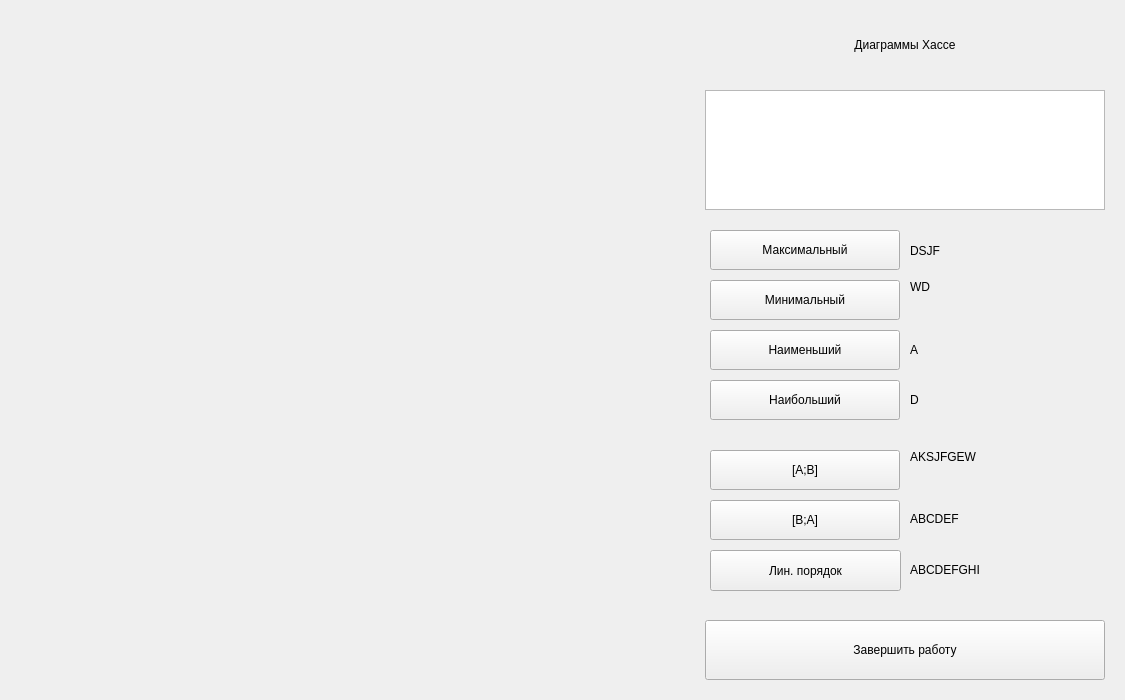
Old version of the form ui/MainWindow.ui in the repository den4ik2975/courseWork.
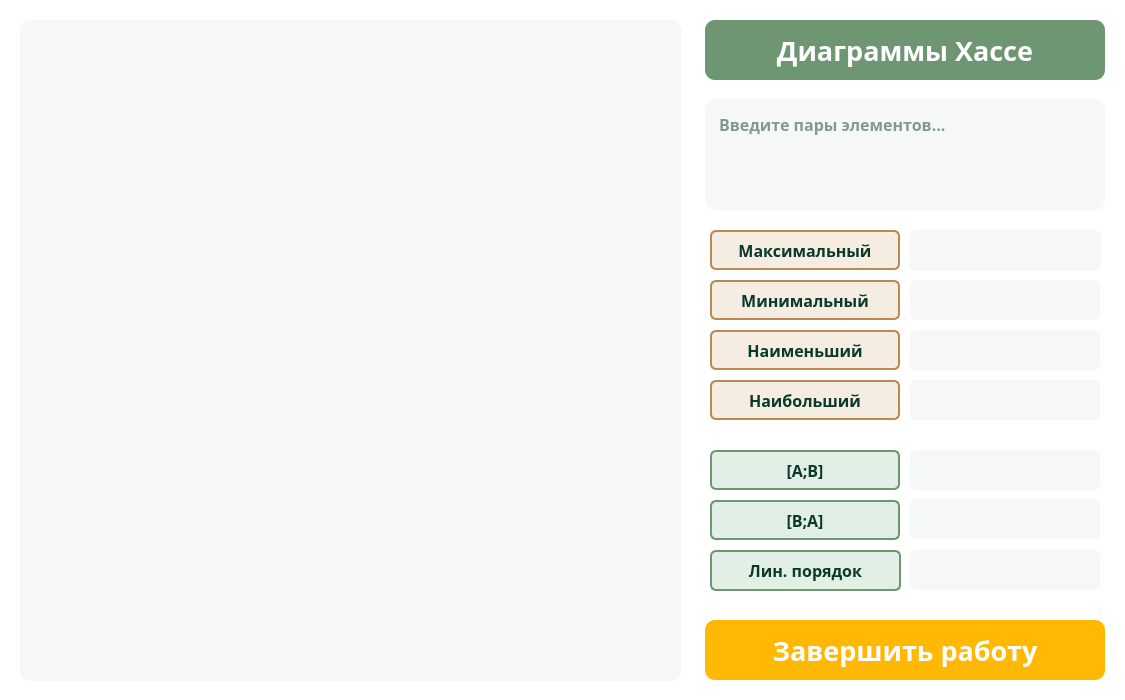
New version of the form.

Patch:
```diff
--- a/ui/MainWindow.ui
+++ b/ui/MainWindow.ui
@@ -10,9 +10,21 @@
     <height>700</height>
    </rect>
   </property>
+  <property name="font">
+   <font>
+    <family>Century Gothic</family>
+    <weight>75</weight>
+    <bold>true</bold>
+   </font>
+  </property>
   <property name="windowTitle">
    <string>MainWindow</string>
   </property>
+  <property name="styleSheet">
+   <string notr="true">background-color: white;
+color: white;
+</string>
+  </property>
   <widget class="QWidget" name="centralwidget">
    <widget class="QLabel" name="label">
     <property name="geometry">
@@ -26,11 +38,15 @@
     <property name="autoFillBackground">
      <bool>false</bool>
     </property>
+    <property name="styleSheet">
+     <string notr="true">background-color: #f6f8f7;
+border-radius: 10px;</string>
+    </property>
     <property name="text">
      <string/>
     </property>
    </widget>
-   <widget class="QPushButton" name="pushButton">
+   <widget class="QPushButton" name="maxesButton">
     <property name="geometry">
      <rect>
       <x>710</x>
@@ -39,11 +55,32 @@
       <height>40</height>
      </rect>
     </property>
+    <property name="font">
+     <font>
+      <family>Century Gothic</family>
+      <pointsize>12</pointsize>
+      <weight>75</weight>
+      <bold>true</bold>
+     </font>
+    </property>
+    <property name="styleSheet">
+     <string notr="true">QPushButton {
+	background-color: #F5ECE2;
+	color: #0b392c;
+	border-radius: 6px;
+	border: 2px solid #bb8a52;
+}
+
+QPushButton:hover {
+	background-color: #bb8a52;
+	color: white;
+}</string>
+    </property>
     <property name="text">
      <string>Максимальный</string>
     </property>
    </widget>
-   <widget class="QPushButton" name="pushButton_2">
+   <widget class="QPushButton" name="minsButton">
     <property name="geometry">
      <rect>
       <x>710</x>
@@ -52,11 +89,32 @@
       <height>40</height>
      </rect>
     </property>
+    <property name="font">
+     <font>
+      <family>Century Gothic</family>
+      <pointsize>12</pointsize>
+      <weight>75</weight>
+      <bold>true</bold>
+     </font>
+    </property>
+    <property name="styleSheet">
+     <string notr="true">QPushButton {
+	background-color: #F5ECE2;
+	color: #0b392c;
+	border-radius: 6px;
+	border: 2px solid #bb8a52;
+}
+
+QPushButton:hover {
+	background-color: #bb8a52;
+	color: white;
+}</string>
+    </property>
     <property name="text">
      <string>Минимальный</string>
     </property>
    </widget>
-   <widget class="QPushButton" name="pushButton_3">
+   <widget class="QPushButton" name="largestButton">
     <property name="geometry">
      <rect>
       <x>710</x>
@@ -65,11 +123,32 @@
       <height>40</height>
      </rect>
     </property>
+    <property name="font">
+     <font>
+      <family>Century Gothic</family>
+      <pointsize>12</pointsize>
+      <weight>75</weight>
+      <bold>true</bold>
+     </font>
+    </property>
+    <property name="styleSheet">
+     <string notr="true">QPushButton {
+	background-color: #F5ECE2;
+	color: #0b392c;
+	border-radius: 6px;
+	border: 2px solid #bb8a52;
+}
+
+QPushButton:hover {
+	background-color: #bb8a52;
+	color: white;
+}</string>
+    </property>
     <property name="text">
      <string>Наименьший</string>
     </property>
    </widget>
-   <widget class="QPushButton" name="pushButton_4">
+   <widget class="QPushButton" name="smallestButton">
     <property name="geometry">
      <rect>
       <x>710</x>
@@ -78,6 +157,27 @@
       <height>40</height>
      </rect>
     </property>
+    <property name="font">
+     <font>
+      <family>Century Gothic</family>
+      <pointsize>12</pointsize>
+      <weight>75</weight>
+      <bold>true</bold>
+     </font>
+    </property>
+    <property name="styleSheet">
+     <string notr="true">QPushButton {
+	background-color: #F5ECE2;
+	color: #0b392c;
+	border-radius: 6px;
+	border: 2px solid #bb8a52;
+}
+
+QPushButton:hover {
+	background-color: #bb8a52;
+	color: white;
+}</string>
+    </property>
     <property name="text">
      <string>Наибольший</string>
     </property>
@@ -86,13 +186,52 @@
     <property name="geometry">
      <rect>
       <x>705</x>
-      <y>90</y>
+      <y>99</y>
       <width>400</width>
-      <height>120</height>
+      <height>111</height>
      </rect>
     </property>
+    <property name="font">
+     <font>
+      <family>Century Gothic</family>
+      <pointsize>12</pointsize>
+      <weight>75</weight>
+      <bold>true</bold>
+     </font>
+    </property>
+    <property name="styleSheet">
+     <string notr="true">color: #0b392c;
+border-radius: 10px;
+background-color: #f6f8f7;
+padding-left: 10px;
+padding-top: 10px;</string>
+    </property>
+    <property name="frameShape">
+     <enum>QFrame::NoFrame</enum>
+    </property>
+    <property name="frameShadow">
+     <enum>QFrame::Raised</enum>
+    </property>
+    <property name="lineWidth">
+     <number>1</number>
+    </property>
+    <property name="midLineWidth">
+     <number>1</number>
+    </property>
+    <property name="lineWrapMode">
+     <enum>QPlainTextEdit::WidgetWidth</enum>
+    </property>
+    <property name="cursorWidth">
+     <number>2</number>
+    </property>
+    <property name="backgroundVisible">
+     <bool>false</bool>
+    </property>
+    <property name="placeholderText">
+     <string notr="true">Введите пары элементов...</string>
+    </property>
    </widget>
-   <widget class="QLabel" name="label_2">
+   <widget class="QLabel" name="maxes">
     <property name="geometry">
      <rect>
       <x>910</x>
@@ -101,11 +240,32 @@
       <height>41</height>
      </rect>
     </property>
-    <property name="text">
-     <string>DSJF</string>
+    <property name="font">
+     <font>
+      <family>Century Gothic</family>
+      <pointsize>12</pointsize>
+      <weight>75</weight>
+      <bold>true</bold>
+     </font>
+    </property>
+    <property name="styleSheet">
+     <string notr="true">background-color: #f6f8f7;
+color: #0b392c;
+padding-left: 10px;
+border-radius: 6px;
+</string>
+    </property>
+    <property name="textFormat">
+     <enum>Qt::PlainText</enum>
+    </property>
+    <property name="alignment">
+     <set>Qt::AlignLeading|Qt::AlignLeft|Qt::AlignVCenter</set>
+    </property>
+    <property name="indent">
+     <number>-1</number>
     </property>
    </widget>
-   <widget class="QLabel" name="label_3">
+   <widget class="QLabel" name="mins">
     <property name="geometry">
      <rect>
       <x>910</x>
@@ -114,14 +274,32 @@
       <height>40</height>
      </rect>
     </property>
-    <property name="text">
-     <string>WD</string>
+    <property name="font">
+     <font>
+      <family>Century Gothic</family>
+      <pointsize>12</pointsize>
+      <weight>75</weight>
+      <bold>true</bold>
+     </font>
+    </property>
+    <property name="styleSheet">
+     <string notr="true">background-color: #f6f8f7;
+color: #0b392c;
+padding-left: 10px;
+border-radius: 6px;
+</string>
+    </property>
+    <property name="textFormat">
+     <enum>Qt::PlainText</enum>
     </property>
     <property name="alignment">
-     <set>Qt::AlignLeading|Qt::AlignLeft|Qt::AlignTop</set>
+     <set>Qt::AlignLeading|Qt::AlignLeft|Qt::AlignVCenter</set>
+    </property>
+    <property name="indent">
+     <number>-1</number>
     </property>
    </widget>
-   <widget class="QLabel" name="label_4">
+   <widget class="QLabel" name="largest">
     <property name="geometry">
      <rect>
       <x>910</x>
@@ -130,11 +308,32 @@
       <height>40</height>
      </rect>
     </property>
-    <property name="text">
-     <string>A</string>
+    <property name="font">
+     <font>
+      <family>Century Gothic</family>
+      <pointsize>12</pointsize>
+      <weight>75</weight>
+      <bold>true</bold>
+     </font>
+    </property>
+    <property name="styleSheet">
+     <string notr="true">background-color: #f6f8f7;
+color: #0b392c;
+padding-left: 10px;
+border-radius: 6px;
+</string>
+    </property>
+    <property name="textFormat">
+     <enum>Qt::PlainText</enum>
+    </property>
+    <property name="alignment">
+     <set>Qt::AlignLeading|Qt::AlignLeft|Qt::AlignVCenter</set>
+    </property>
+    <property name="indent">
+     <number>-1</number>
     </property>
    </widget>
-   <widget class="QLabel" name="label_5">
+   <widget class="QLabel" name="smallest">
     <property name="geometry">
      <rect>
       <x>910</x>
@@ -143,8 +342,29 @@
       <height>40</height>
      </rect>
     </property>
-    <property name="text">
-     <string>D</string>
+    <property name="font">
+     <font>
+      <family>Century Gothic</family>
+      <pointsize>12</pointsize>
+      <weight>75</weight>
+      <bold>true</bold>
+     </font>
+    </property>
+    <property name="styleSheet">
+     <string notr="true">background-color: #f6f8f7;
+color: #0b392c;
+padding-left: 10px;
+border-radius: 6px;
+</string>
+    </property>
+    <property name="textFormat">
+     <enum>Qt::PlainText</enum>
+    </property>
+    <property name="alignment">
+     <set>Qt::AlignLeading|Qt::AlignLeft|Qt::AlignVCenter</set>
+    </property>
+    <property name="indent">
+     <number>-1</number>
     </property>
    </widget>
    <widget class="QLabel" name="label_6">
@@ -153,12 +373,20 @@
       <x>705</x>
       <y>20</y>
       <width>400</width>
-      <height>50</height>
+      <height>60</height>
      </rect>
     </property>
+    <property name="font">
+     <font>
+      <family>Century Gothic</family>
+      <pointsize>20</pointsize>
+      <weight>75</weight>
+      <bold>true</bold>
+     </font>
+    </property>
     <property name="styleSheet">
-     <string notr="true">
-</string>
+     <string notr="true">background-color: #6e9673;
+border-radius: 10px;</string>
     </property>
     <property name="text">
      <string>Диаграммы Хассе</string>
@@ -167,7 +395,7 @@
      <set>Qt::AlignCenter</set>
     </property>
    </widget>
-   <widget class="QPushButton" name="pushButton_5">
+   <widget class="QPushButton" name="endButton">
     <property name="geometry">
      <rect>
       <x>705</x>
@@ -176,11 +404,29 @@
       <height>60</height>
      </rect>
     </property>
+    <property name="font">
+     <font>
+      <family>Century Gothic</family>
+      <pointsize>20</pointsize>
+      <weight>75</weight>
+      <bold>true</bold>
+     </font>
+    </property>
+    <property name="styleSheet">
+     <string notr="true">QPushButton {
+	background-color: #ffb804;
+	border-radius: 10px; 
+}
+
+QPushButton:hover{
+	background-color: #f3a600;
+}</string>
+    </property>
     <property name="text">
      <string>Завершить работу</string>
     </property>
    </widget>
-   <widget class="QPushButton" name="pushButton_6">
+   <widget class="QPushButton" name="revsectionButton">
     <property name="geometry">
      <rect>
       <x>710</x>
@@ -189,11 +435,32 @@
       <height>40</height>
      </rect>
     </property>
+    <property name="font">
+     <font>
+      <family>Century Gothic</family>
+      <pointsize>12</pointsize>
+      <weight>75</weight>
+      <bold>true</bold>
+     </font>
+    </property>
+    <property name="styleSheet">
+     <string notr="true">QPushButton {
+	background-color: #E2EFE4;
+	color: #0b392c;
+	border-radius: 6px;
+	border: 2px solid #6e9673;
+}
+
+QPushButton:hover {
+	background-color: #6e9673;
+	color: white;
+}</string>
+    </property>
     <property name="text">
      <string>[B;A]</string>
     </property>
    </widget>
-   <widget class="QPushButton" name="pushButton_7">
+   <widget class="QPushButton" name="orderButton">
     <property name="geometry">
      <rect>
       <x>710</x>
@@ -202,11 +469,32 @@
       <height>41</height>
      </rect>
     </property>
+    <property name="font">
+     <font>
+      <family>Century Gothic</family>
+      <pointsize>12</pointsize>
+      <weight>75</weight>
+      <bold>true</bold>
+     </font>
+    </property>
+    <property name="styleSheet">
+     <string notr="true">QPushButton {
+	background-color: #E2EFE4;
+	color: #0b392c;
+	border-radius: 6px;
+	border: 2px solid #6e9673;
+}
+
+QPushButton:hover {
+	background-color: #6e9673;
+	color: white;
+}</string>
+    </property>
     <property name="text">
      <string>Лин. порядок</string>
     </property>
    </widget>
-   <widget class="QPushButton" name="pushButton_8">
+   <widget class="QPushButton" name="sectionButton">
     <property name="geometry">
      <rect>
       <x>710</x>
@@ -215,11 +503,32 @@
       <height>40</height>
      </rect>
     </property>
+    <property name="font">
+     <font>
+      <family>Century Gothic</family>
+      <pointsize>12</pointsize>
+      <weight>75</weight>
+      <bold>true</bold>
+     </font>
+    </property>
+    <property name="styleSheet">
+     <string notr="true">QPushButton {
+	background-color: #E2EFE4;
+	color: #0b392c;
+	border-radius: 6px;
+	border: 2px solid #6e9673;
+}
+
+QPushButton:hover {
+	background-color: #6e9673;
+	color: white;
+}</string>
+    </property>
     <property name="text">
      <string>[A;B]</string>
     </property>
    </widget>
-   <widget class="QLabel" name="label_7">
+   <widget class="QLabel" name="revsection">
     <property name="geometry">
      <rect>
       <x>910</x>
@@ -228,11 +537,32 @@
       <height>40</height>
      </rect>
     </property>
-    <property name="text">
-     <string>ABCDEF</string>
+    <property name="font">
+     <font>
+      <family>Century Gothic</family>
+      <pointsize>12</pointsize>
+      <weight>75</weight>
+      <bold>true</bold>
+     </font>
+    </property>
+    <property name="styleSheet">
+     <string notr="true">background-color: #f6f8f7;
+color: #0b392c;
+padding-left: 10px;
+border-radius: 6px;
+</string>
+    </property>
+    <property name="textFormat">
+     <enum>Qt::PlainText</enum>
+    </property>
+    <property name="alignment">
+     <set>Qt::AlignLeading|Qt::AlignLeft|Qt::AlignVCenter</set>
+    </property>
+    <property name="indent">
+     <number>-1</number>
     </property>
    </widget>
-   <widget class="QLabel" name="label_8">
+   <widget class="QLabel" name="order">
     <property name="geometry">
      <rect>
       <x>910</x>
@@ -241,11 +571,32 @@
       <height>40</height>
      </rect>
     </property>
-    <property name="text">
-     <string>ABCDEFGHI</string>
+    <property name="font">
+     <font>
+      <family>Century Gothic</family>
+      <pointsize>12</pointsize>
+      <weight>75</weight>
+      <bold>true</bold>
+     </font>
+    </property>
+    <property name="styleSheet">
+     <string notr="true">background-color: #f6f8f7;
+color: #0b392c;
+padding-left: 10px;
+border-radius: 6px;
+</string>
+    </property>
+    <property name="textFormat">
+     <enum>Qt::PlainText</enum>
+    </property>
+    <property name="alignment">
+     <set>Qt::AlignLeading|Qt::AlignLeft|Qt::AlignVCenter</set>
+    </property>
+    <property name="indent">
+     <number>-1</number>
     </property>
    </widget>
-   <widget class="QLabel" name="label_10">
+   <widget class="QLabel" name="section">
     <property name="geometry">
      <rect>
       <x>910</x>
@@ -254,11 +605,29 @@
       <height>40</height>
      </rect>
     </property>
-    <property name="text">
-     <string>AKSJFGEW</string>
+    <property name="font">
+     <font>
+      <family>Century Gothic</family>
+      <pointsize>12</pointsize>
+      <weight>75</weight>
+      <bold>true</bold>
+     </font>
+    </property>
+    <property name="styleSheet">
+     <string notr="true">background-color: #f6f8f7;
+color: #0b392c;
+padding-left: 10px;
+border-radius: 6px;
+</string>
+    </property>
+    <property name="textFormat">
+     <enum>Qt::PlainText</enum>
     </property>
     <property name="alignment">
-     <set>Qt::AlignLeading|Qt::AlignLeft|Qt::AlignTop</set>
+     <set>Qt::AlignLeading|Qt::AlignLeft|Qt::AlignVCenter</set>
+    </property>
+    <property name="indent">
+     <number>-1</number>
     </property>
    </widget>
   </widget>
```
